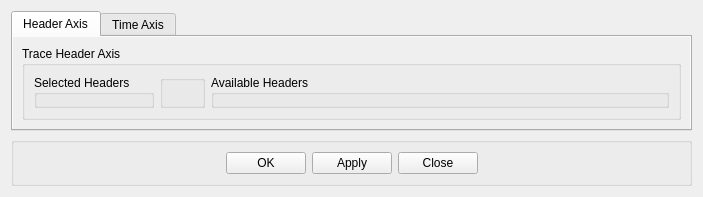
Old version of the form SeiSeeMp/axisdialog.ui in the repository tuoyuangui/SeiSee.
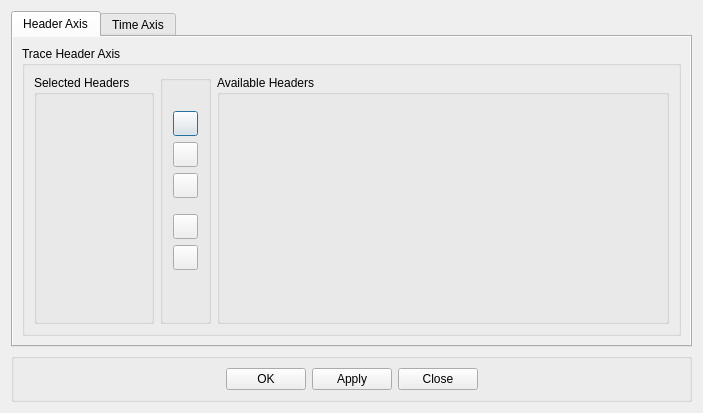
New version of the form. Icons and pictures are not drawn.

Commit message: 微调axis setup界面

Patch:
```diff
--- a/SeiSeeMp/axisdialog.ui
+++ b/SeiSeeMp/axisdialog.ui
@@ -64,21 +64,21 @@
             <property name="title">
              <string/>
             </property>
+             <layout class="QVBoxLayout" name="headerActionsLayout">
+              <property name="spacing">
+               <number>6</number>
+              </property>
+              <property name="leftMargin">
+               <number>10</number>
+              </property>
+              <property name="topMargin">
+               <number>30</number>
+              </property>
+              <property name="rightMargin">
+               <number>10</number>
+              </property>
+              <item>
             <widget class="QPushButton" name="addBtn">
-             <property name="geometry">
-              <rect>
-               <x>10</x>
-               <y>40</y>
-               <width>25</width>
-               <height>25</height>
-              </rect>
-             </property>
-             <property name="sizePolicy">
-              <sizepolicy hsizetype="Fixed" vsizetype="Fixed">
-               <horstretch>0</horstretch>
-               <verstretch>0</verstretch>
-              </sizepolicy>
-             </property>
              <property name="minimumSize">
               <size>
                <width>25</width>
@@ -99,21 +99,9 @@
                <normaloff>:/images/ToLeft.png</normaloff>:/images/ToLeft.png</iconset>
              </property>
             </widget>
+              </item>
+              <item>
             <widget class="QPushButton" name="delBtn">
-             <property name="geometry">
-              <rect>
-               <x>10</x>
-               <y>70</y>
-               <width>25</width>
-               <height>25</height>
-              </rect>
-             </property>
-             <property name="sizePolicy">
-              <sizepolicy hsizetype="Fixed" vsizetype="Fixed">
-               <horstretch>0</horstretch>
-               <verstretch>0</verstretch>
-              </sizepolicy>
-             </property>
              <property name="minimumSize">
               <size>
                <width>25</width>
@@ -134,21 +122,9 @@
                <normaloff>:/images/ToRight.png</normaloff>:/images/ToRight.png</iconset>
              </property>
             </widget>
+              </item>
+              <item>
             <widget class="QPushButton" name="dellAllBtn">
-             <property name="geometry">
-              <rect>
-               <x>10</x>
-               <y>100</y>
-               <width>25</width>
-               <height>25</height>
-              </rect>
-             </property>
-             <property name="sizePolicy">
-              <sizepolicy hsizetype="Fixed" vsizetype="Fixed">
-               <horstretch>0</horstretch>
-               <verstretch>0</verstretch>
-              </sizepolicy>
-             </property>
              <property name="minimumSize">
               <size>
                <width>25</width>
@@ -169,21 +145,25 @@
                <normaloff>:/images/ToLeftAll.png</normaloff>:/images/ToLeftAll.png</iconset>
              </property>
             </widget>
+              </item>
+              <item>
+               <spacer name="headerActionSpacer">
+                <property name="orientation">
+                 <enum>Qt::Vertical</enum>
+                </property>
+                <property name="sizeType">
+                 <enum>QSizePolicy::Fixed</enum>
+                </property>
+                <property name="sizeHint" stdset="0">
+                 <size>
+                  <width>20</width>
+                  <height>10</height>
+                 </size>
+                </property>
+               </spacer>
+              </item>
+              <item>
             <widget class="QPushButton" name="upBtn">
-             <property name="geometry">
-              <rect>
-               <x>10</x>
-               <y>140</y>
-               <width>25</width>
-               <height>25</height>
-              </rect>
-             </property>
-             <property name="sizePolicy">
-              <sizepolicy hsizetype="Fixed" vsizetype="Fixed">
-               <horstretch>0</horstretch>
-               <verstretch>0</verstretch>
-              </sizepolicy>
-             </property>
              <property name="minimumSize">
               <size>
                <width>25</width>
@@ -204,21 +184,9 @@
                <normaloff>:/images/ToUp.png</normaloff>:/images/ToUp.png</iconset>
              </property>
             </widget>
+              </item>
+              <item>
             <widget class="QPushButton" name="downBtn">
-             <property name="geometry">
-              <rect>
-               <x>10</x>
-               <y>170</y>
-               <width>25</width>
-               <height>25</height>
-              </rect>
-             </property>
-             <property name="sizePolicy">
-              <sizepolicy hsizetype="Fixed" vsizetype="Fixed">
-               <horstretch>0</horstretch>
-               <verstretch>0</verstretch>
-              </sizepolicy>
-             </property>
              <property name="minimumSize">
               <size>
                <width>25</width>
@@ -239,6 +207,21 @@
                <normaloff>:/images/ToDn.png</normaloff>:/images/ToDn.png</iconset>
              </property>
             </widget>
+              </item>
+              <item>
+               <spacer name="headerActionsBottomSpacer">
+                <property name="orientation">
+                 <enum>Qt::Vertical</enum>
+                </property>
+                <property name="sizeHint" stdset="0">
+                 <size>
+                  <width>20</width>
+                  <height>40</height>
+                 </size>
+                </property>
+               </spacer>
+              </item>
+             </layout>
            </widget>
           </item>
           <item>
```
Left out of the diff: 90 changed lines with no effect on the pictures. Lines whose indentation alone changed are shown as unchanged. The commit also changes 1 other file.
